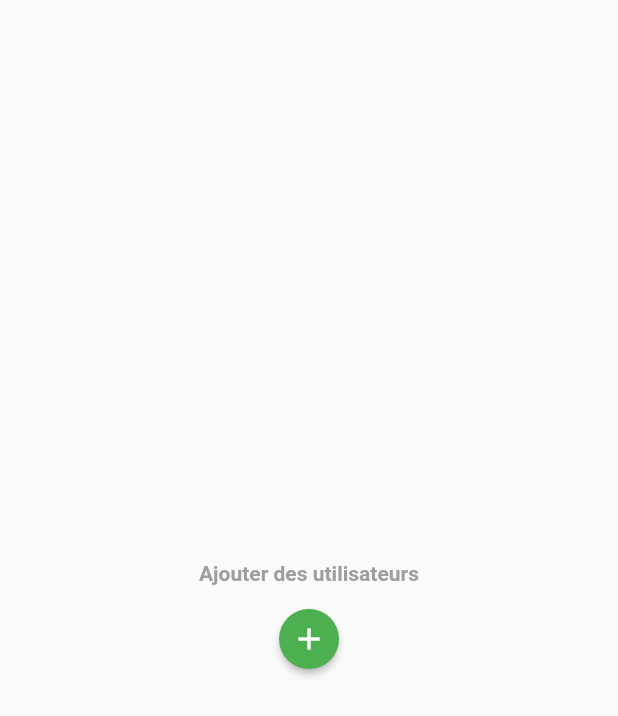
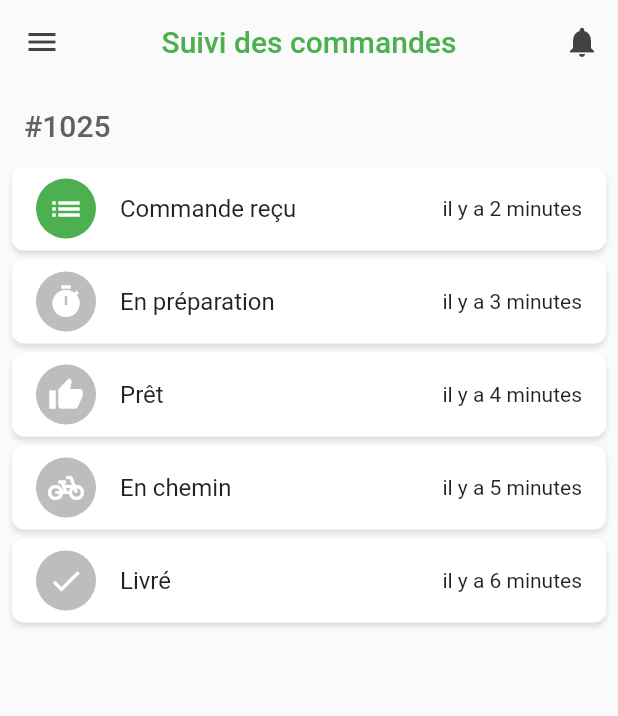
Before and after one commit to Khwarz/amine-projet, a Flutter app: the screen it shows after launch, on a phone screen of 412 x 824 dp. Shown: the top 716 px of the screen. Run offline on Flutter 3.47's test engine with Material 2 defaults, Android fonts, the phone set to English and light mode, and no system bars.

Commit message:
feat: adding another page

```diff
--- a/lib/main.dart
+++ b/lib/main.dart
@@ -14,7 +14,7 @@ class MyApp extends StatelessWidget {
         primarySwatch: Colors.green,
         visualDensity: VisualDensity.adaptivePlatformDensity,
       ),
-      home: MyHomePage(),
+      home: ThirdPage(),
       debugShowCheckedModeBanner: false,
     );
   }
@@ -180,3 +180,142 @@ class _SecondaryPage extends State<SecondaryPage> {
     );
   }
 }
+
+class ThirdPage extends StatefulWidget {
+  ThirdPage({Key key, this.title}) : super(key: key);
+  final String title;
+
+  @override
+  _ThirdPage createState() => _ThirdPage();
+}
+
+class _ThirdPage extends State<ThirdPage> {
+  @override
+  Widget build(BuildContext context) {
+    return Scaffold(
+      appBar: AppBar(
+        backgroundColor: Colors.transparent,
+        elevation: 0,
+        centerTitle: true,
+        title:
+            Text("Suivi des commandes", style: TextStyle(color: Colors.green)),
+        leading: Icon(Icons.menu, color: Colors.grey[800]),
+        actions: [
+          IconButton(
+            icon: Icon(
+              Icons.notifications,
+              color: Colors.grey[800],
+            ),
+            onPressed: () {},
+          ),
+        ],
+      ),
+      body: Padding(
+        padding: const EdgeInsets.all(8.0),
+        child: ListView(
+          children: [
+            Padding(
+              padding: const EdgeInsets.all(8.0),
+              child: Text(
+                "#1025",
+                style: Theme.of(context).textTheme.headline6.copyWith(
+                      color: Colors.grey[700],
+                    ),
+              ),
+            ),
+            SizedBox(height: 8.0),
+            ThirdPageItem(
+              active: true,
+              icon: Icon(
+                Icons.list,
+                color: Colors.white,
+              ),
+              trailing: "il y a 2 minutes",
+              leading: "Commande reçu",
+            ),
+            SizedBox(height: 6.0),
+            ThirdPageItem(
+              active: false,
+              icon: Icon(
+                Icons.timer,
+                color: Colors.white,
+              ),
+              trailing: "il y a 3 minutes",
+              leading: "En préparation",
+            ),
+            SizedBox(height: 6.0),
+            ThirdPageItem(
+              active: false,
+              icon: Icon(
+                Icons.thumb_up,
+                color: Colors.white,
+              ),
+              trailing: "il y a 4 minutes",
+              leading: "Prêt",
+            ),
+            SizedBox(height: 6.0),
+            ThirdPageItem(
+              active: false,
+              icon: Icon(
+                Icons.pedal_bike,
+                color: Colors.white,
+              ),
+              trailing: "il y a 5 minutes",
+              leading: "En chemin",
+            ),
+            SizedBox(height: 6.0),
+            ThirdPageItem(
+              active: false,
+              icon: Icon(
+                Icons.check,
+                color: Colors.white,
+              ),
+              trailing: "il y a 6 minutes",
+              leading: "Livré",
+            ),
+          ],
+        ),
+      ),
+    );
+  }
+}
+
+class ThirdPageItem extends StatelessWidget {
+  final bool active;
+  final Icon icon;
+  final String leading;
+  final String trailing;
+  ThirdPageItem({this.active, this.icon, this.leading, this.trailing});
+
+  Widget build(BuildContext context) {
+    return Container(
+      decoration: BoxDecoration(
+        borderRadius: BorderRadius.circular(8.0),
+        boxShadow: [
+          BoxShadow(
+            color: Colors.black.withOpacity(0.04),
+            offset: Offset(0, 2),
+            blurRadius: 3,
+          ),
+          BoxShadow(
+            color: Colors.black.withOpacity(0.08),
+            offset: Offset(0, 3),
+            blurRadius: 2,
+          ),
+        ],
+        color: Colors.white,
+      ),
+      child: ListTile(
+        title: Text(this.leading),
+        leading: CircleAvatar(
+          child: this.icon,
+          backgroundColor:
+              active ? Theme.of(context).primaryColor : Colors.grey[400],
+        ),
+        trailing: Text(
+          this.trailing,
+        ),
+      ),
+    );
+  }
+}
```
